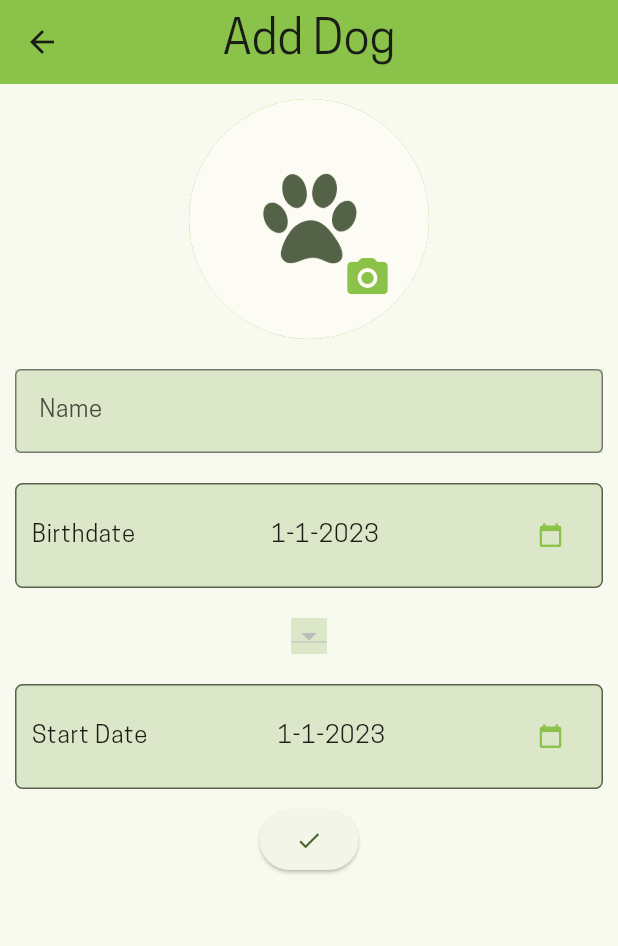
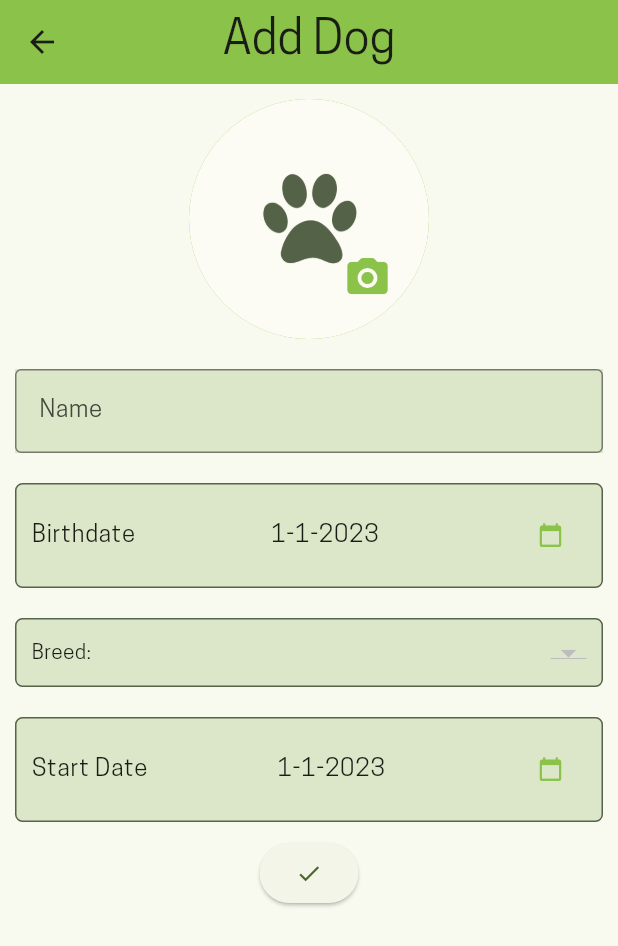
Before and after one commit to Layhooo2/title_tracker_app, a Flutter app: the AddDog screen opened by its route, on a phone screen of 412 x 824 dp. Shown: the top 946 px of the screen. Run offline on Flutter 3.47's test engine with Material 2 defaults, Android fonts, the phone set to English and light mode, and no system bars; our stand-ins replace cloud_firestore, firebase_auth, firebase_core, firebase_storage, geolocator, image_picker; missing offline and left inert: flutterfire_ui; accounts and stored records are empty; statements that could not run were skipped; project files that could hold a hidden picture were left out.

Commit message:
Fixed add_dog breed dropdown
Other cleanup

```diff
--- a/lib/add_dog.dart
+++ b/lib/add_dog.dart
@@ -103,8 +103,19 @@ class AddDogState extends State<AddDog> {
                   ),
                   Container(
                     margin: const EdgeInsets.all(10),
-                    color: Theme.of(context).colorScheme.secondaryContainer,
-                    child: breedDrop()
+                    padding: const EdgeInsets.all(10),
+                    decoration: BoxDecoration(
+                      border: Border.all(
+                          color: Theme.of(context).colorScheme.secondary),
+                      borderRadius: BorderRadius.circular(5),
+                      color: Theme.of(context).colorScheme.secondaryContainer,
+                    ),
+                    //color: Theme.of(context).colorScheme.secondaryContainer,
+                    child: Row(
+                      mainAxisAlignment: MainAxisAlignment.spaceBetween,
+                      children: [Text('Breed:'),
+                        breedDrop()],
+                    )
                   ),
                   Container(
                     margin: const EdgeInsets.all(10),
--- a/lib/add_run.dart
+++ b/lib/add_run.dart
@@ -233,7 +233,7 @@ class AddRunState extends State<AddRun> {
 
   Future<void> getCurrentWeather() async {
     while (lat == 0) {
-      await Future.delayed(const Duration(milliseconds: 100)); // Wait for 100 milliseconds
+      await Future.delayed(const Duration(milliseconds: 100));
     }
     String apiKey = '5ff2939855904c8aa7e44538231507';
     String url = 'https://api.weatherapi.com/v1/current.json?key=$apiKey&q=$lat,$lon&aqi=no';
--- a/lib/dog_profile.dart
+++ b/lib/dog_profile.dart
@@ -134,7 +134,9 @@ class DogProfile extends StatelessWidget {
 
 
 
-                      TextButton(
+                      Container(
+                        margin: const EdgeInsets.all(10),
+                        child: TextButton(
                           onPressed: () {
                             Navigator.push(
                                 context,
@@ -161,6 +163,7 @@ class DogProfile extends StatelessWidget {
                           child: const Text(
                             'Add Title',
                             //style: Theme.of(context).textTheme.bodyLarge,
+                          ),
                         ),
                       )
                     ],
--- a/lib/main.dart
+++ b/lib/main.dart
@@ -25,7 +25,6 @@ void main() async {
 class MyApp extends StatelessWidget {
   const MyApp({super.key});
 
-  // This widget is the root of your application.
   @override
   Widget build(BuildContext context) {
     return MaterialApp(
```
Also changed, not shown: lib/dog_list.dart (+3 -4 lines). Lines whose indentation alone changed are shown as unchanged.
